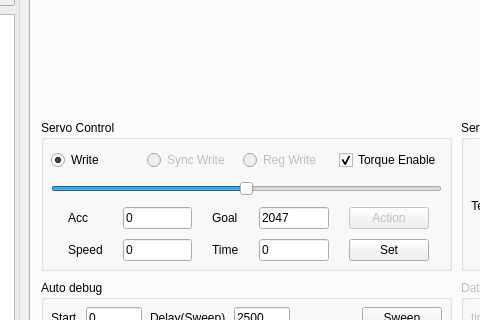
First picture: the form in mainwindow.ui, repository Kotakku/FT_SCServo_Debug_Qt, before the edit; both pictures show x 141 to 621 and y 286 to 606 of the 917 by 706 pixel window.
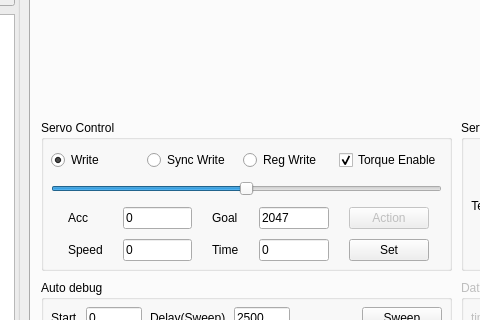
Second picture: the form after the edit. Custom widgets are drawn as their Qt base class.

```diff
--- a/mainwindow.ui
+++ b/mainwindow.ui
@@ -228,7 +228,7 @@
           <item>
            <widget class="QRadioButton" name="syncWriteradioButton">
             <property name="enabled">
-             <bool>false</bool>
+             <bool>true</bool>
             </property>
             <property name="text">
              <string>Sync Write</string>
@@ -238,7 +238,7 @@
           <item>
            <widget class="QRadioButton" name="regWriteradioButton">
             <property name="enabled">
-             <bool>false</bool>
+             <bool>true</bool>
             </property>
             <property name="text">
              <string>Reg Write</string>
```
Left out of the diff: 4 changed lines with no effect on the pictures.
